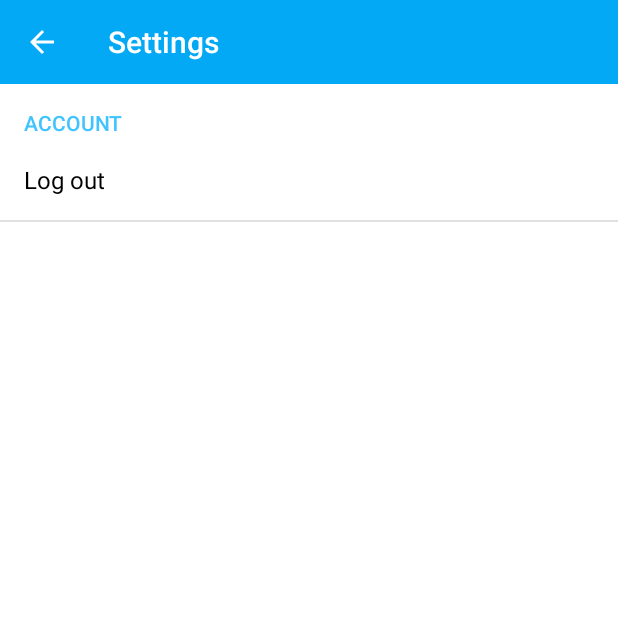
After one commit to stoyicker/Twizer, an Android app: the SettingsIcedActivity screen opened directly, with no data from a screen before it, on a phone screen of 412 x 824 dp, the top half of it. The commit adds this screen. Run offline under Robolectric (Android 15) with nearby library versions, the phone set to English and light mode, and no system bars; our stand-ins replace ButterKnife; 1 statement that could not run was skipped.

Commit message:
Settings configured

```diff
--- a/app/src/main/AndroidManifest.xml
+++ b/app/src/main/AndroidManifest.xml
@@ -25,7 +25,10 @@
 
         <activity android:name=".ui.activity.MainActivity"/>
 
-        <activity android:name=".ui.activity.SettingsActivity">
+        <activity
+            android:name=".ui.activity.SettingsIcedActivity"
+            android:label="@string/action_settings"
+            android:logo="@drawable/ic_action_settings_blank">
             <meta-data
                 android:name="android.support.PARENT_ACTIVITY"
                 android:value=".ui.activity.MainActivity"/>
--- a/app/src/main/java/org/jorge/twizer/ui/activity/MainActivity.java
+++ b/app/src/main/java/org/jorge/twizer/ui/activity/MainActivity.java
@@ -29,6 +29,6 @@ public class MainActivity extends IcedActivity {
     }
 
     private void openSettings() {
-        startActivity(new Intent(getApplicationContext(), SettingsActivity.class));
+        startActivity(new Intent(getApplicationContext(), SettingsIcedActivity.class));
     }
 }
--- a/app/src/main/java/org/jorge/twizer/ui/activity/SettingsActivity.java
+++ /dev/null
@@ -1,31 +0,0 @@
-package org.jorge.twizer.ui.activity;
-
-import android.app.ActionBar;
-import android.os.Bundle;
-import android.support.v4.app.ActivityCompat;
-import android.view.MenuItem;
-
-/**
- * @author stoyicker.
- */
-public class SettingsActivity extends IcedActivity {
-
-    @Override
-    public void onCreate(final Bundle savedInstanceState) {
-        super.onCreate(savedInstanceState);
-        final ActionBar actionBar = getActionBar();
-        if (actionBar != null)
-            actionBar.setDisplayHomeAsUpEnabled(Boolean.TRUE);
-    }
-
-    @Override
-    public boolean onOptionsItemSelected(MenuItem item) {
-        switch (item.getItemId()) {
-            case android.R.id.home:
-                ActivityCompat.finishAfterTransition(this);
-            default:
-                return super.onOptionsItemSelected(item);
-        }
-    }
-
-}
--- /dev/null
+++ b/app/src/main/java/org/jorge/twizer/ui/activity/SettingsIcedActivity.java
@@ -0,0 +1,63 @@
+package org.jorge.twizer.ui.activity;
+
+import android.os.Bundle;
+import android.support.annotation.NonNull;
+import android.support.v4.app.ActivityCompat;
+import android.support.v7.app.ActionBar;
+import android.support.v7.app.ActionBarActivity;
+import android.support.v7.widget.Toolbar;
+import android.view.MenuItem;
+
+import org.jorge.twizer.R;
+import org.jorge.twizer.ui.fragment.SettingsPreferenceFragment;
+
+import butterknife.ButterKnife;
+import butterknife.InjectView;
+import icepick.Icepick;
+
+/**
+ * @author stoyicker.
+ */
+public class SettingsIcedActivity extends ActionBarActivity {
+
+    @InjectView(R.id.toolbar)
+    Toolbar toolbar;
+
+    @Override
+    public void onCreate(final Bundle savedInstanceState) {
+        super.onCreate(savedInstanceState);
+        Icepick.restoreInstanceState(this, savedInstanceState);
+        setContentView(R.layout.activity_settings);
+        ButterKnife.inject(this);
+
+        if (toolbar != null) {
+            toolbar.setTitle(R.string.action_settings);
+            setSupportActionBar(toolbar);
+        }
+
+        final ActionBar actionBar = getSupportActionBar();
+        if (actionBar != null)
+            actionBar.setDisplayHomeAsUpEnabled(Boolean.TRUE);
+
+        getFragmentManager().beginTransaction().replace(R.id.settings_list,
+                new SettingsPreferenceFragment(),
+                getApplicationContext().getString(R.string.action_settings))
+                .commit();
+    }
+
+    @Override
+    public boolean onOptionsItemSelected(MenuItem item) {
+        switch (item.getItemId()) {
+            case android.R.id.home:
+                ActivityCompat.finishAfterTransition(this);
+            default:
+                return super.onOptionsItemSelected(item);
+        }
+    }
+
+    @Override
+    public void onSaveInstanceState(final @NonNull Bundle outState) {
+        super.onSaveInstanceState(outState);
+        Icepick.saveInstanceState(this, outState);
+    }
+}
--- /dev/null
+++ b/app/src/main/java/org/jorge/twizer/ui/fragment/SettingsPreferenceFragment.java
@@ -0,0 +1,33 @@
+package org.jorge.twizer.ui.fragment;
+
+import android.app.Activity;
+import android.content.Context;
+import android.content.SharedPreferences;
+import android.os.Bundle;
+import android.preference.PreferenceFragment;
+import android.preference.PreferenceManager;
+
+import org.jorge.twizer.R;
+
+/**
+ * @author stoyicker.
+ */
+public class SettingsPreferenceFragment extends PreferenceFragment {
+
+    private Context mContext;
+
+    @Override
+    public void onAttach(final Activity activity) {
+        super.onAttach(activity);
+        mContext = activity.getApplicationContext();
+    }
+
+    @Override
+    public void onCreate(Bundle savedInstanceState) {
+        super.onCreate(savedInstanceState);
+
+        addPreferencesFromResource(R.xml.preferences);
+        final SharedPreferences preferences = PreferenceManager.getDefaultSharedPreferences
+                (mContext);
+    }
+}
--- a/app/src/main/res/layout/activity_main.xml
+++ b/app/src/main/res/layout/activity_main.xml
@@ -5,7 +5,6 @@
                 xmlns:ripple="http://schemas.android.com/apk/res-auto"
                 android:layout_width="wrap_content"
                 android:layout_height="wrap_content">
-
 
     <com.andexert.ripple.RippleView
         android:id="@+id/action_settings"
@@ -15,7 +14,7 @@
         android:layout_alignParentRight="true"
         android:layout_alignParentEnd="true"
         ripple:rv_rippleDuration="@integer/ripple_duration_millis"
-        ripple:rv_color="@android:color/black">
+        ripple:rv_color="?attr/colorAccent">
 
         <ImageView
             android:layout_width="match_parent"
--- /dev/null
+++ b/app/src/main/res/layout/activity_settings.xml
@@ -0,0 +1,21 @@
+<?xml version="1.0" encoding="utf-8"?>
+<LinearLayout xmlns:android="http://schemas.android.com/apk/res/android"
+              android:orientation="vertical"
+              android:layout_width="match_parent"
+              android:layout_height="match_parent">
+
+    <android.support.v7.widget.Toolbar
+        android:id="@+id/toolbar"
+        android:layout_width="match_parent"
+        android:layout_height="wrap_content"
+        android:minHeight="?attr/actionBarSize"
+        android:background="?attr/colorPrimary"
+        android:theme="@style/ActionBarTheme">
+    </android.support.v7.widget.Toolbar>
+
+    <FrameLayout
+        android:id="@+id/settings_list"
+        android:layout_width="match_parent"
+        android:layout_height="match_parent"/>
+
+</LinearLayout>
--- a/app/src/main/res/values/colors.xml
+++ b/app/src/main/res/values/colors.xml
@@ -1,4 +1,5 @@
 <?xml version="1.0" encoding="utf-8"?>
 <resources>
     <color name="material_light_blue_500">#03a9f4</color>
+    <color name="material_light_blue_a200">#40c4ff</color>
 </resources>
--- a/app/src/main/res/values/strings.xml
+++ b/app/src/main/res/values/strings.xml
@@ -1,4 +1,7 @@
 <resources>
-    <string name="app_name">R+</string>
+    <string name="app_name" translatable="false">R+</string>
     <string name="action_settings">Settings</string>
+    <string name="preference_category_title_account">ACCOUNT</string>
+    <string name="pref_title_log_out">Log out</string>
+    <string name="pref_key_log_out" translatable="false">key_log_out</string>
 </resources>
--- a/app/src/main/res/values/styles.xml
+++ b/app/src/main/res/values/styles.xml
@@ -1,10 +1,15 @@
 <resources>
 
     <style name="AppTheme" parent="Theme.AppCompat.Light.NoActionBar">
-        <item name="colorPrimary">@android:color/white</item>
+        <item name="colorPrimary">@color/material_light_blue_500</item>
         <item name="android:textColorPrimary">@android:color/black</item>
         <item name="android:windowBackground">@android:color/white</item>
-        <item name="colorAccent">@color/material_light_blue_500</item>
+        <item name="colorAccent">@color/material_light_blue_a200</item>
+    </style>
+
+    <style name="ActionBarTheme" parent="ThemeOverlay.AppCompat.Dark.ActionBar">
+        <item name="colorPrimary">@color/material_light_blue_500</item>
+        <item name="android:textColorPrimary">@android:color/white</item>
     </style>
 
 </resources>
--- /dev/null
+++ b/app/src/main/res/xml/preferences.xml
@@ -0,0 +1,8 @@
+<?xml version="1.0" encoding="utf-8"?>
+<PreferenceScreen xmlns:android="http://schemas.android.com/apk/res/android">
+    <PreferenceCategory android:title="@string/preference_category_title_account">
+        <Preference
+            android:key="@string/pref_key_log_out"
+            android:title="@string/pref_title_log_out"/>
+    </PreferenceCategory>
+</PreferenceScreen>
```
Also changed, not shown: app/src/main/res/drawable-hdpi/ic_action_settings_blank.png (added), app/src/main/res/drawable-mdpi/ic_action_settings_blank.png (added), app/src/main/res/drawable-xhdpi/ic_action_settings_blank.png (added), app/src/main/res/drawable-xxhdpi/ic_action_settings_blank.png (added), app/src/main/res/drawable-xxxhdpi/ic_action_settings_blank.png (added).
